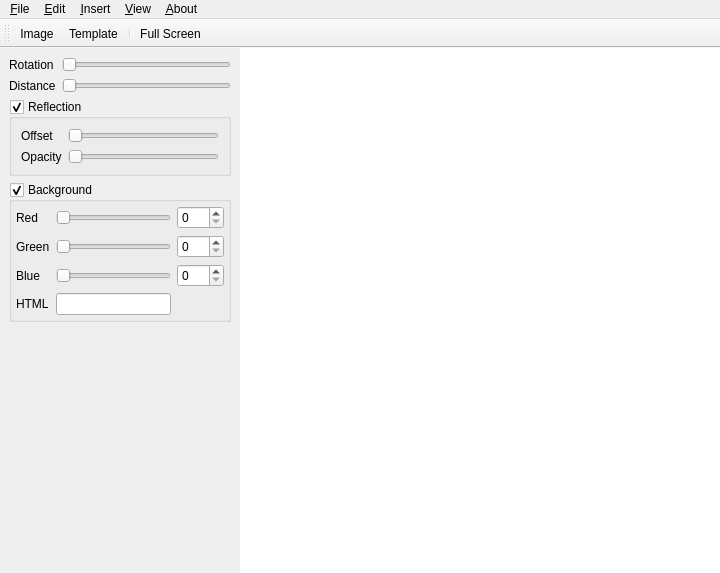
ariya/screenie, file src/Screenie/ui/MainWindow.ui: the form before one commit.
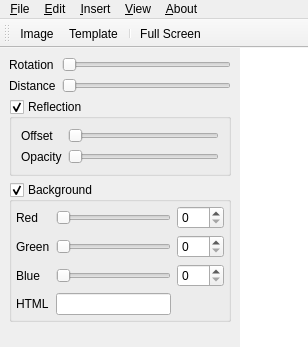
The form after the commit. Icons and pictures are not drawn.

Commit message: FIX: restore geometry before calling showNormal() (avoid flicker).

The edit to the form file:
```diff
--- a/src/Screenie/ui/MainWindow.ui
+++ b/src/Screenie/ui/MainWindow.ui
@@ -6,8 +6,8 @@
    <rect>
     <x>0</x>
     <y>0</y>
-    <width>720</width>
-    <height>573</height>
+    <width>300</width>
+    <height>347</height>
    </rect>
   </property>
   <property name="windowTitle">
@@ -282,7 +282,7 @@
     <rect>
      <x>0</x>
      <y>0</y>
-     <width>720</width>
+     <width>300</width>
      <height>20</height>
     </rect>
    </property>
```
The commit also changes 1 other file.
